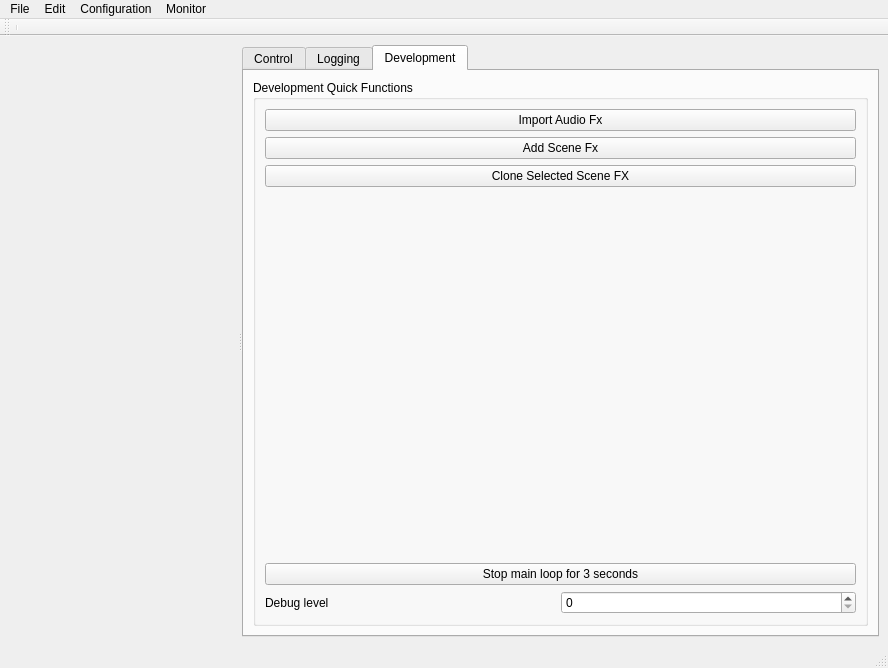
Old version of the form StageRunner/gui/stagerunnermainwin.ui in the repository Pit1966/StageRunner.
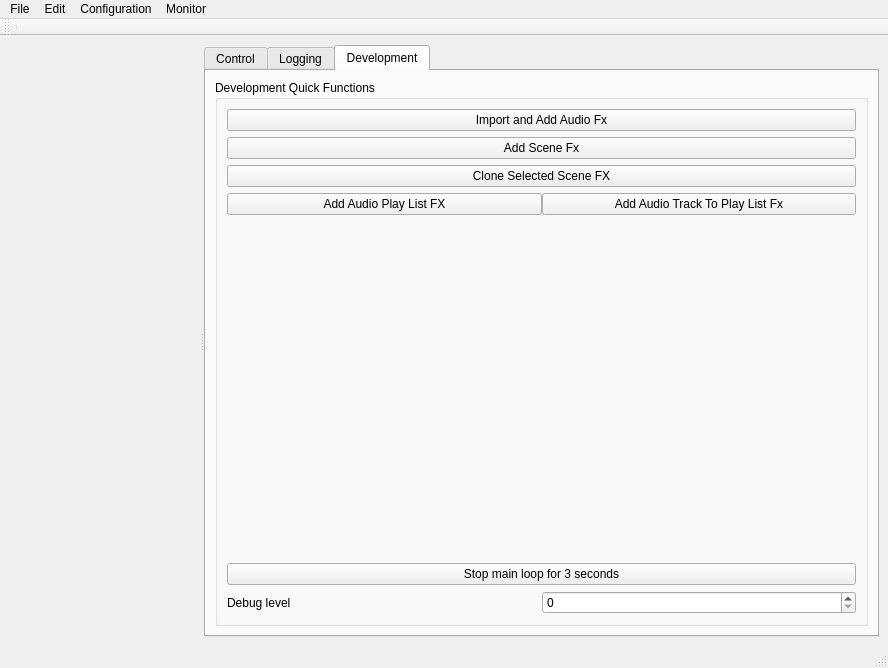
New version of the form. The open tabs and pages were chosen to show the change. Icons and pictures are not drawn. Custom widgets are drawn as their Qt base class.

What changed in the file:
```diff
--- a/StageRunner/gui/stagerunnermainwin.ui
+++ b/StageRunner/gui/stagerunnermainwin.ui
@@ -116,38 +116,7 @@
             <property name="verticalSpacing">
              <number>6</number>
             </property>
-            <item row="4" column="0">
-             <widget class="QPushButton" name="stopMainLoopButton">
-              <property name="text">
-               <string>Stop main loop for 3 seconds</string>
-              </property>
-             </widget>
-            </item>
-            <item row="1" column="0">
-             <widget class="QPushButton" name="addFxSceneButton">
-              <property name="text">
-               <string>Add Scene Fx</string>
-              </property>
-             </widget>
-            </item>
             <item row="5" column="0">
-             <layout class="QHBoxLayout" name="horizontalLayout_2">
-              <property name="topMargin">
-               <number>0</number>
-              </property>
-              <item>
-               <widget class="QLabel" name="label">
-                <property name="text">
-                 <string>Debug level</string>
-                </property>
-               </widget>
-              </item>
-              <item>
-               <widget class="QSpinBox" name="debugLevelSpin"/>
-              </item>
-             </layout>
-            </item>
-            <item row="3" column="0">
              <spacer name="verticalSpacer">
               <property name="orientation">
                <enum>Qt::Vertical</enum>
@@ -169,10 +138,27 @@
                </sizepolicy>
               </property>
               <property name="text">
-               <string>Import Audio Fx</string>
+               <string>Import and Add Audio Fx</string>
               </property>
              </widget>
             </item>
+            <item row="7" column="0">
+             <layout class="QHBoxLayout" name="horizontalLayout_2">
+              <property name="topMargin">
+               <number>0</number>
+              </property>
+              <item>
+               <widget class="QLabel" name="label">
+                <property name="text">
+                 <string>Debug level</string>
+                </property>
+               </widget>
+              </item>
+              <item>
+               <widget class="QSpinBox" name="debugLevelSpin"/>
+              </item>
+             </layout>
+            </item>
             <item row="2" column="0">
              <widget class="QPushButton" name="cloneSelectedSceneButton">
               <property name="text">
@@ -180,6 +166,41 @@
               </property>
              </widget>
             </item>
+            <item row="6" column="0">
+             <widget class="QPushButton" name="stopMainLoopButton">
+              <property name="text">
+               <string>Stop main loop for 3 seconds</string>
+              </property>
+             </widget>
+            </item>
+            <item row="1" column="0">
+             <widget class="QPushButton" name="addFxSceneButton">
+              <property name="text">
+               <string>Add Scene Fx</string>
+              </property>
+             </widget>
+            </item>
+            <item row="4" column="0">
+             <layout class="QHBoxLayout" name="horizontalLayout_3">
+              <property name="topMargin">
+               <number>0</number>
+              </property>
+              <item>
+               <widget class="QPushButton" name="addAudioPlayListButton">
+                <property name="text">
+                 <string>Add Audio Play List FX</string>
+                </property>
+               </widget>
+              </item>
+              <item>
+               <widget class="QPushButton" name="addAudioTrackButton">
+                <property name="text">
+                 <string>Add Audio Track To Play List Fx</string>
+                </property>
+               </widget>
+              </item>
+             </layout>
+            </item>
            </layout>
           </widget>
          </item>
```
Left out of the diff: 18 changed lines with no effect on the pictures.
